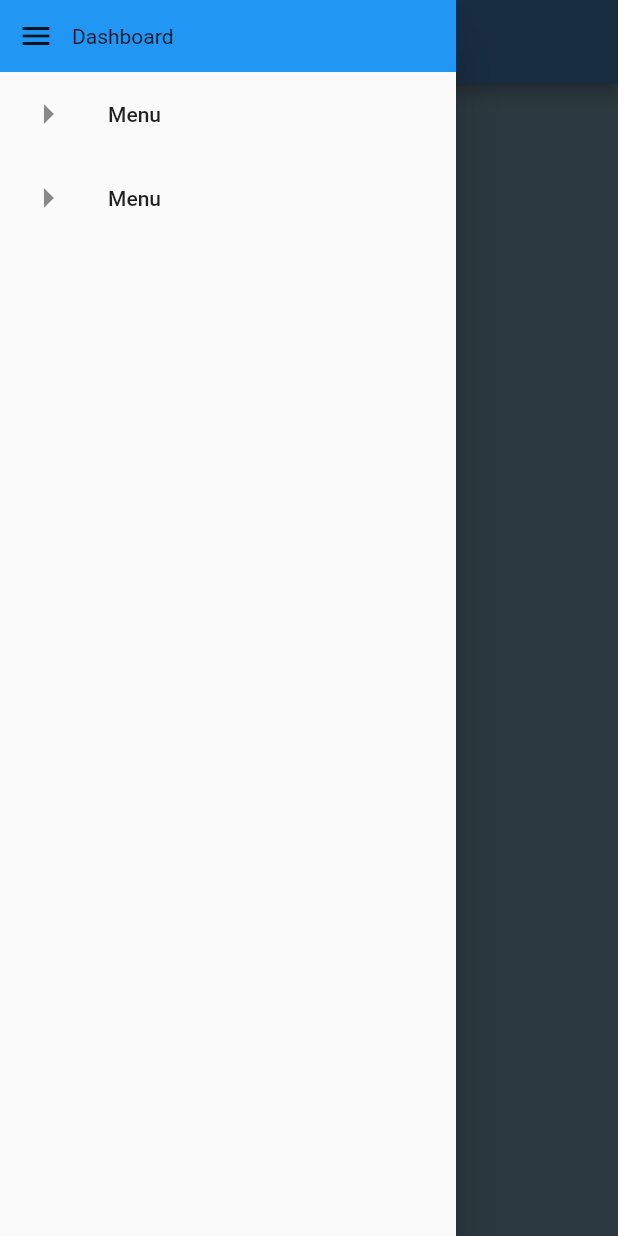
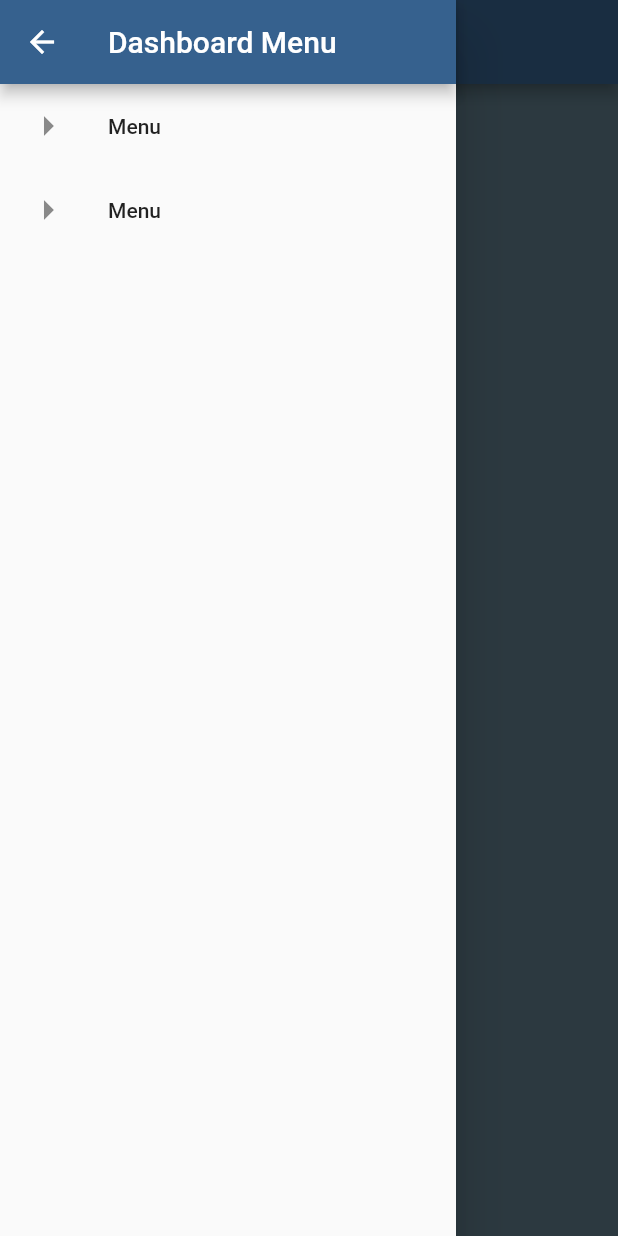
Before and after one commit to juliannelima/flutter-dashboard, a Flutter app: the screen it shows after launch, with the side drawer open, on a phone screen of 412 x 824 dp. Run offline on Flutter 3.47's test engine with Material 2 defaults, Android fonts, the phone set to English and light mode, and no system bars.

Commit message:
Configura AppBar no menu

```diff
--- a/lib/components/menu.dart
+++ b/lib/components/menu.dart
@@ -13,14 +13,13 @@ class MenuWidget extends StatelessWidget {
     return ListView(
       children: [
         header
-            ? Container(
-                color: Colors.blue,
-                child: Row(
-                  children: [
-                    IconButton(onPressed: () {}, icon: const Icon(Icons.menu)),
-                    const Text('Dashboard')
-                  ],
-                ),
+            ? AppBar(
+                leading: IconButton(
+                    onPressed: () {
+                      Navigator.pop(context);
+                    },
+                    icon: const Icon(Icons.arrow_back)),
+                title: const Text('Dashboard Menu'),
               )
             : Container(),
         const ListTile(
```
